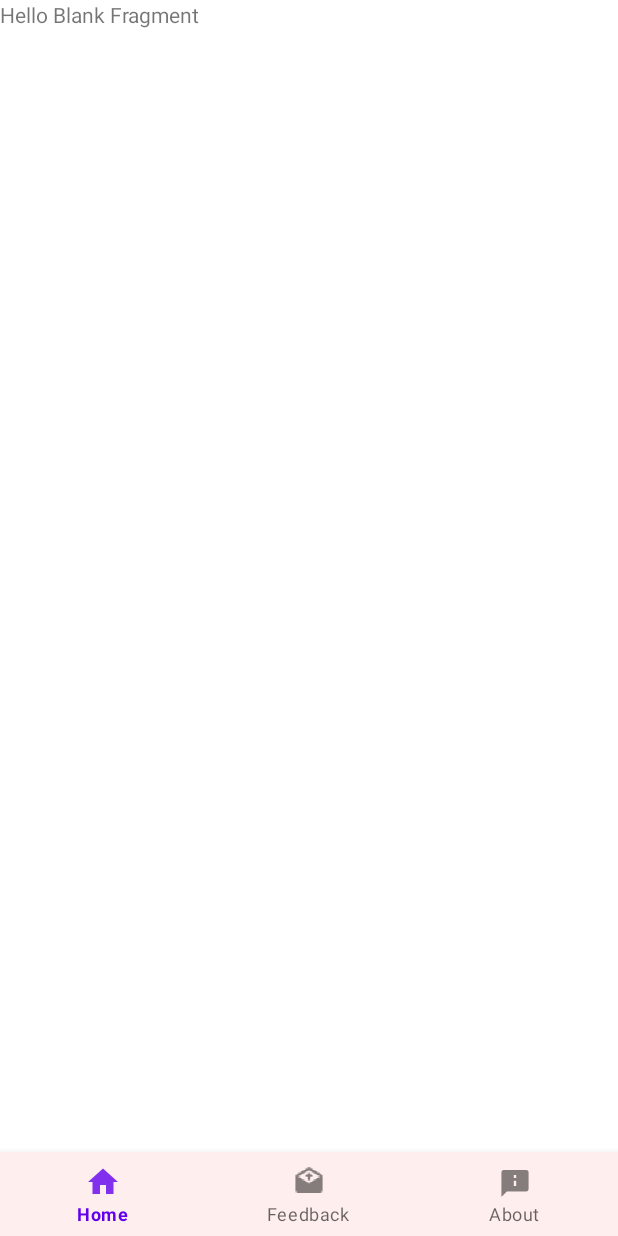
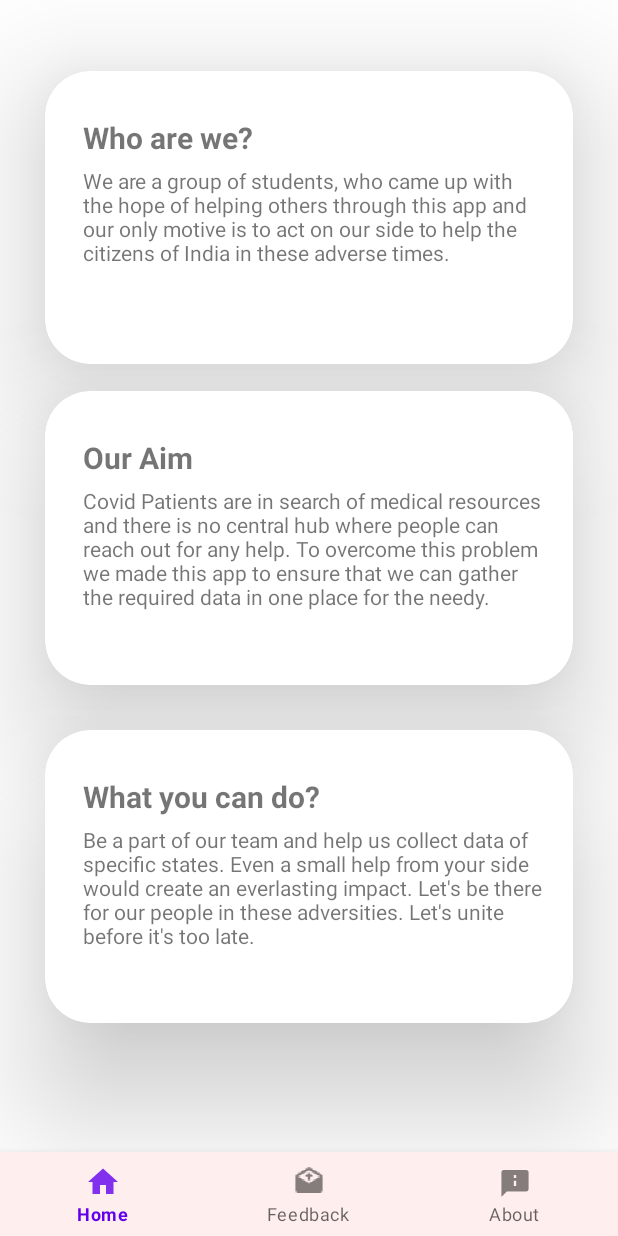
Before and after one commit to AnubhavPabby/covires, an Android app: the screen it shows after launch (LauncherActivity), item 3 of the bottom bar chosen, on a phone screen of 412 x 824 dp. Run offline under Robolectric (Android 15) with nearby library versions, the phone set to English and light mode, and no system bars; our stand-ins replace Timber, navigation-ui; libraries missing offline, so code that uses them is left out: androidx.viewbinding; Roboto replaces fonts that are not available here; 1 statement that could not run was skipped.

Commit message:
about fragment UI

```diff
--- a/app/src/main/res/layout/fragment_about.xml
+++ b/app/src/main/res/layout/fragment_about.xml
@@ -1,14 +1,145 @@
 <?xml version="1.0" encoding="utf-8"?>
-<FrameLayout xmlns:android="http://schemas.android.com/apk/res/android"
+<androidx.constraintlayout.widget.ConstraintLayout xmlns:android="http://schemas.android.com/apk/res/android"
+    xmlns:app="http://schemas.android.com/apk/res-auto"
     xmlns:tools="http://schemas.android.com/tools"
     android:layout_width="match_parent"
     android:layout_height="match_parent"
     tools:context=".ui.fragments.AboutFragment">
 
-    <!-- TODO: Update blank fragment layout -->
-    <TextView
-        android:layout_width="match_parent"
-        android:layout_height="match_parent"
-        android:text="@string/hello_blank_fragment" />
 
-</FrameLayout>
+    <androidx.cardview.widget.CardView
+        android:id="@+id/cardView"
+        android:layout_width="0dp"
+        android:layout_height="0dp"
+        android:layout_marginStart="30dp"
+        android:layout_marginLeft="30dp"
+        android:layout_marginTop="47dp"
+        android:layout_marginEnd="30dp"
+        android:layout_marginRight="30dp"
+        android:layout_marginBottom="18dp"
+        app:cardCornerRadius="30dp"
+        app:cardElevation="50dp"
+        app:layout_constraintBottom_toTopOf="@+id/cardView2"
+        app:layout_constraintEnd_toEndOf="parent"
+        app:layout_constraintStart_toStartOf="parent"
+        app:layout_constraintTop_toTopOf="parent">
+
+        <LinearLayout
+            android:layout_width="wrap_content"
+            android:layout_height="wrap_content"
+            android:layout_marginHorizontal="15dp"
+            android:layout_marginVertical="15dp"
+            android:orientation="vertical">
+
+
+            <TextView
+                android:layout_width="wrap_content"
+                android:layout_height="wrap_content"
+                android:textStyle="bold"
+                android:layout_marginLeft="10dp"
+                android:layout_marginTop="15dp"
+                android:text="Who are we?"
+                android:textSize="20sp"></TextView>
+
+            <TextView
+                android:layout_width="wrap_content"
+                android:layout_height="wrap_content"
+                android:layout_marginLeft="10dp"
+                android:layout_marginTop="5dp"
+                android:text="We are a group of students, who came up with the hope of helping others through this app and our only motive is to act on our side to help the citizens of India in these adverse times."></TextView>
+
+
+        </LinearLayout>
+    </androidx.cardview.widget.CardView>
+
+
+    <androidx.cardview.widget.CardView
+        android:id="@+id/cardView2"
+        android:layout_width="0dp"
+        android:layout_height="0dp"
+        android:layout_marginStart="30dp"
+        android:layout_marginLeft="30dp"
+        android:layout_marginEnd="30dp"
+        android:layout_marginRight="30dp"
+        android:layout_marginBottom="30dp"
+        app:cardCornerRadius="30dp"
+        app:cardElevation="50dp"
+        app:layout_constraintBottom_toTopOf="@+id/cardView3"
+        app:layout_constraintEnd_toEndOf="parent"
+        app:layout_constraintStart_toStartOf="parent"
+        app:layout_constraintTop_toBottomOf="@+id/cardView">
+
+        <LinearLayout
+            android:layout_width="wrap_content"
+            android:layout_height="wrap_content"
+            android:layout_marginVertical="15dp"
+            android:layout_marginHorizontal="15dp"
+            android:orientation="vertical">
+
+            <TextView
+                android:layout_width="wrap_content"
+                android:layout_height="wrap_content"
+                android:textStyle="bold"
+                android:layout_marginLeft="10dp"
+                android:layout_marginTop="15dp"
+                android:text="Our Aim"
+                android:textSize="20sp"></TextView>
+
+            <TextView
+                android:layout_width="wrap_content"
+                android:layout_height="wrap_content"
+                android:layout_marginLeft="10dp"
+                android:layout_marginTop="5dp"
+                android:text="Covid Patients are in search of medical resources and there is no central hub where people can reach out for any help. To overcome this problem we made this app to ensure that we can gather the required data in one place for the needy."></TextView>
+
+
+        </LinearLayout>
+    </androidx.cardview.widget.CardView>
+
+    <androidx.cardview.widget.CardView
+        android:id="@+id/cardView3"
+        android:layout_width="0dp"
+        android:layout_height="0dp"
+        android:layout_marginStart="30dp"
+        android:layout_marginLeft="30dp"
+        android:layout_marginEnd="30dp"
+        android:layout_marginRight="30dp"
+        android:layout_marginBottom="86dp"
+        app:cardCornerRadius="30dp"
+        app:cardElevation="50dp"
+        app:layout_constraintBottom_toBottomOf="parent"
+        app:layout_constraintEnd_toEndOf="parent"
+        app:layout_constraintStart_toStartOf="parent"
+        app:layout_constraintTop_toBottomOf="@+id/cardView2">
+
+        <LinearLayout
+            android:layout_width="wrap_content"
+            android:layout_height="wrap_content"
+            android:layout_marginHorizontal="15dp"
+            android:layout_marginVertical="15dp"
+            android:orientation="vertical">
+
+            <TextView
+                android:layout_width="wrap_content"
+                android:layout_height="wrap_content"
+                android:textStyle="bold"
+                android:layout_marginLeft="10dp"
+                android:layout_marginTop="15dp"
+                android:text="What you can do?"
+                android:textSize="20sp"></TextView>
+
+            <TextView
+                android:layout_width="wrap_content"
+                android:layout_height="wrap_content"
+                android:layout_marginLeft="10dp"
+                android:layout_marginTop="5dp"
+                android:text="Be a part of our team and help us collect data of specific states. Even a small help from your side would create an everlasting impact. Let's be there for our people in these adversities. Let's unite before it's too late."></TextView>
+
+
+        </LinearLayout>
+    </androidx.cardview.widget.CardView>
+
+
+
+
+</androidx.constraintlayout.widget.ConstraintLayout>
```
